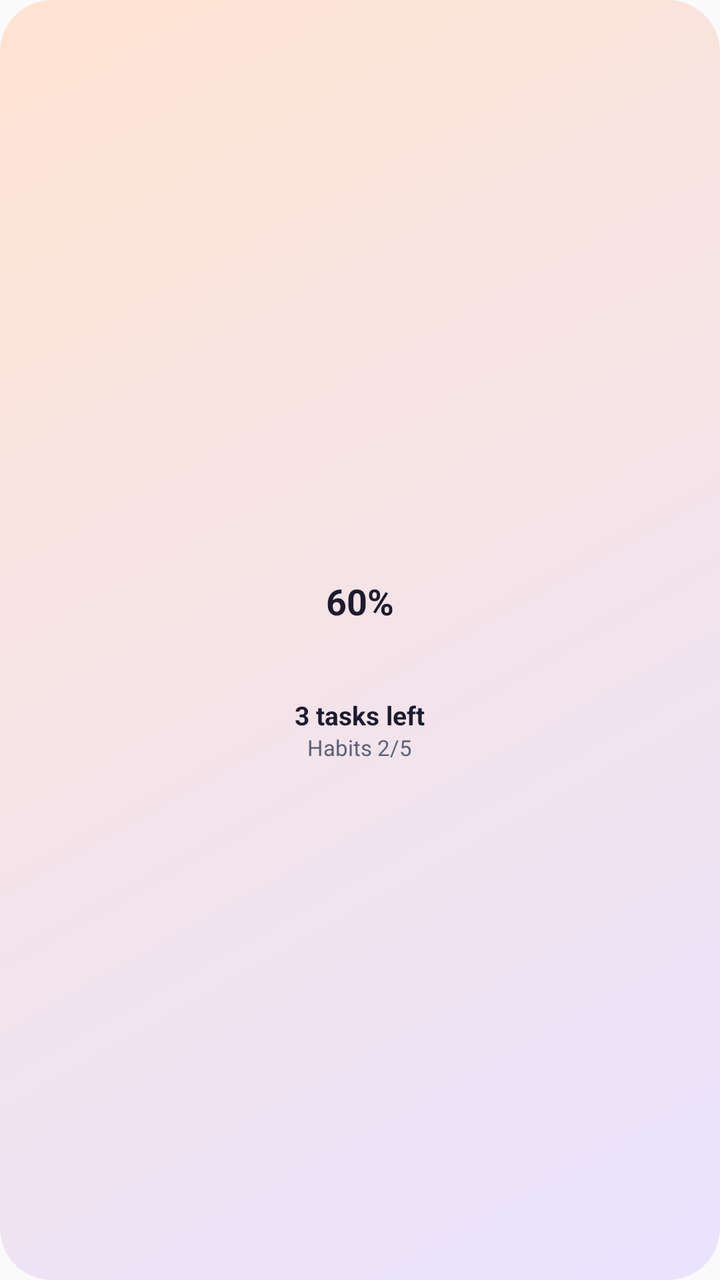
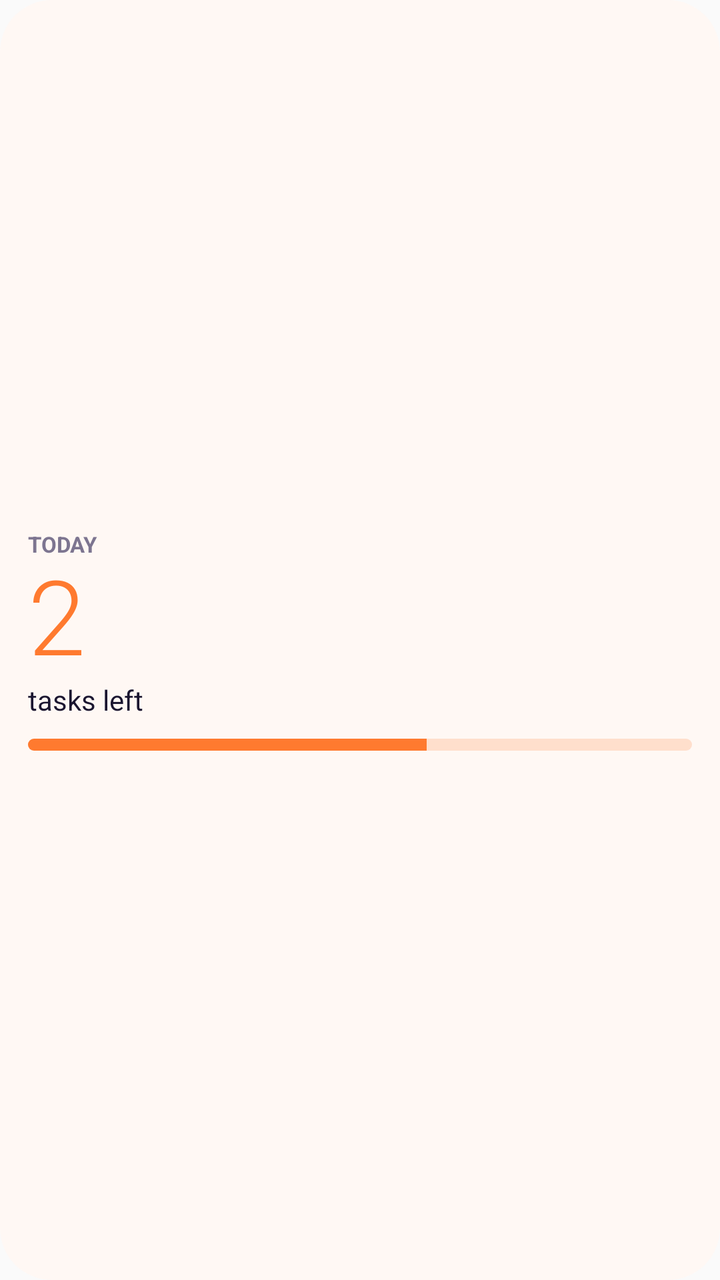

Compare the two renders of this Android layout. The source of the first and the diff that turns it into the second are given below.
<!-- AndroidManifest.xml: application theme android:Theme.Material.Light.NoActionBar -->
<!-- res/layout/widget_small.xml -->
<?xml version="1.0" encoding="utf-8"?>
<LinearLayout xmlns:android="http://schemas.android.com/apk/res/android"
    android:id="@+id/widget_root"
    android:layout_width="match_parent"
    android:layout_height="match_parent"
    android:background="@drawable/widget_bg"
    android:gravity="center"
    android:orientation="vertical"
    android:padding="10dp">

    <FrameLayout
        android:layout_width="84dp"
        android:layout_height="84dp">

        <ImageView
            android:id="@+id/widget_ring"
            android:layout_width="84dp"
            android:layout_height="84dp"
            android:contentDescription="Progress" />

        <TextView
            android:id="@+id/widget_percent"
            android:layout_width="match_parent"
            android:layout_height="match_parent"
            android:gravity="center"
            android:text="60%"
            android:textColor="#1D1B2E"
            android:textSize="18sp"
            android:textStyle="bold" />
    </FrameLayout>

    <TextView
        android:id="@+id/widget_summary"
        android:layout_width="wrap_content"
        android:layout_height="wrap_content"
        android:layout_marginTop="6dp"
        android:text="3 tasks left"
        android:textColor="#1D1B2E"
        android:textSize="13sp"
        android:textStyle="bold" />

    <TextView
        android:id="@+id/widget_habits"
        android:layout_width="wrap_content"
        android:layout_height="wrap_content"
        android:text="Habits 2/5"
        android:textColor="#5C6078"
        android:textSize="11sp" />
</LinearLayout>
<!-- resources referenced by this layout -->
<resources>
  <!-- drawable widget_bg (drawable) -->
  <?xml version="1.0" encoding="utf-8"?>
  <shape xmlns:android="http://schemas.android.com/apk/res/android"
      android:shape="rectangle">
      <gradient
          android:angle="315"
          android:endColor="#FFE9E3FF"
          android:startColor="#FFFFE3D1" />
      <corners android:radius="26dp" />
  </shape>
</resources>

<!-- the commit's change to res/layout/widget_small.xml (unified diff, before → after) -->
@@ -4,46 +4,46 @@
     android:layout_width="match_parent"
     android:layout_height="match_parent"
     android:background="@drawable/widget_bg"
-    android:gravity="center"
+    android:gravity="center_vertical"
     android:orientation="vertical"
-    android:padding="10dp">
-
-    <FrameLayout
-        android:layout_width="84dp"
-        android:layout_height="84dp">
-
-        <ImageView
-            android:id="@+id/widget_ring"
-            android:layout_width="84dp"
-            android:layout_height="84dp"
-            android:contentDescription="Progress" />
-
-        <TextView
-            android:id="@+id/widget_percent"
-            android:layout_width="match_parent"
-            android:layout_height="match_parent"
-            android:gravity="center"
-            android:text="60%"
-            android:textColor="#1D1B2E"
-            android:textSize="18sp"
-            android:textStyle="bold" />
-    </FrameLayout>
+    android:padding="14dp">
 
     <TextView
-        android:id="@+id/widget_summary"
-        android:layout_width="wrap_content"
+        android:layout_width="match_parent"
         android:layout_height="wrap_content"
-        android:layout_marginTop="6dp"
-        android:text="3 tasks left"
-        android:textColor="#1D1B2E"
-        android:textSize="13sp"
+        android:maxLines="1"
+        android:text="TODAY"
+        android:textColor="#7D7590"
+        android:textSize="11sp"
         android:textStyle="bold" />
 
     <TextView
-        android:id="@+id/widget_habits"
-        android:layout_width="wrap_content"
+        android:id="@+id/widget_count"
+        android:layout_width="match_parent"
         android:layout_height="wrap_content"
-        android:text="Habits 2/5"
-        android:textColor="#5C6078"
-        android:textSize="11sp" />
+        android:fontFamily="sans-serif-light"
+        android:includeFontPadding="false"
+        android:maxLines="1"
+        android:text="2"
+        android:textColor="#FF7A2F"
+        android:textSize="52sp" />
+
+    <TextView
+        android:id="@+id/widget_unit"
+        android:layout_width="match_parent"
+        android:layout_height="wrap_content"
+        android:maxLines="1"
+        android:text="tasks left"
+        android:textColor="#1B1630"
+        android:textSize="14sp" />
+
+    <ProgressBar
+        android:id="@+id/widget_bar"
+        style="?android:attr/progressBarStyleHorizontal"
+        android:layout_width="match_parent"
+        android:layout_height="6dp"
+        android:layout_marginTop="10dp"
+        android:max="100"
+        android:progress="60"
+        android:progressDrawable="@drawable/widget_progress" />
 </LinearLayout>
<!-- resource entries referenced after the edit -->
@@ -4,11 +4,26 @@
   <?xml version="1.0" encoding="utf-8"?>
   <shape xmlns:android="http://schemas.android.com/apk/res/android"
       android:shape="rectangle">
-      <gradient
-          android:angle="315"
-          android:endColor="#FFE9E3FF"
-          android:startColor="#FFFFE3D1" />
+      <solid android:color="#FFFFF8F4" />
       <corners android:radius="26dp" />
   </shape>
+  <!-- drawable widget_progress (drawable) -->
+  <?xml version="1.0" encoding="utf-8"?>
+  <layer-list xmlns:android="http://schemas.android.com/apk/res/android">
+      <item android:id="@android:id/background">
+          <shape android:shape="rectangle">
+              <solid android:color="#33FF7A2F" />
+              <corners android:radius="4dp" />
+          </shape>
+      </item>
+      <item android:id="@android:id/progress">
+          <clip>
+              <shape android:shape="rectangle">
+                  <solid android:color="#FFFF7A2F" />
+                  <corners android:radius="4dp" />
+              </shape>
+          </clip>
+      </item>
+  </layer-list>
 </resources>
 
